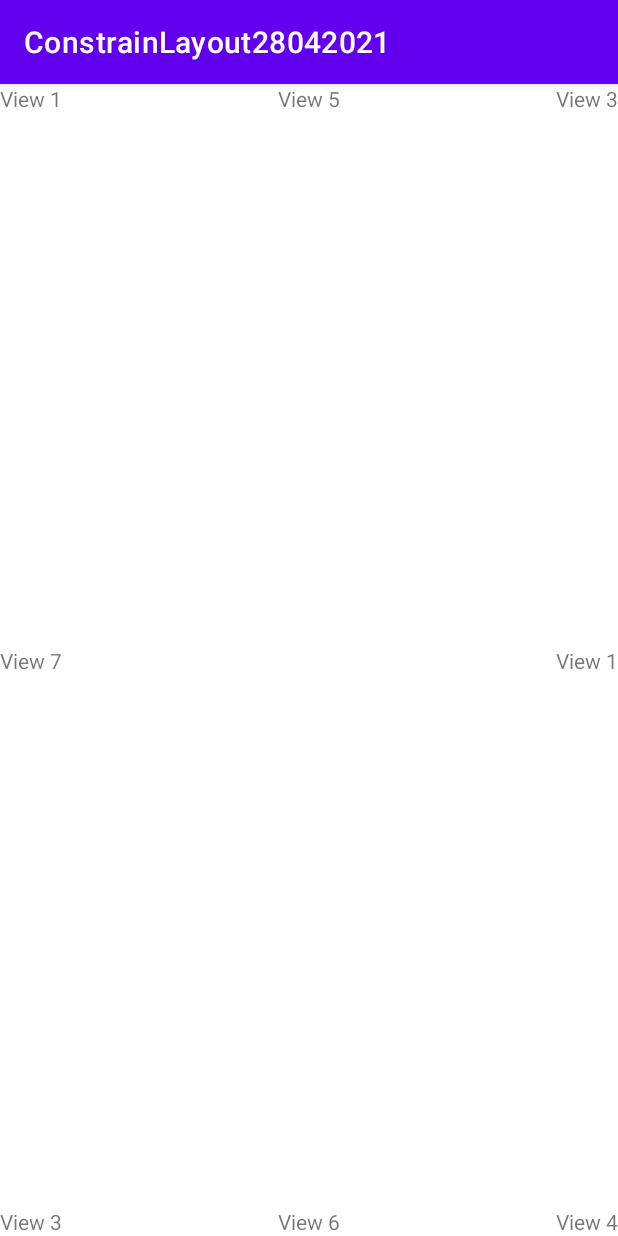
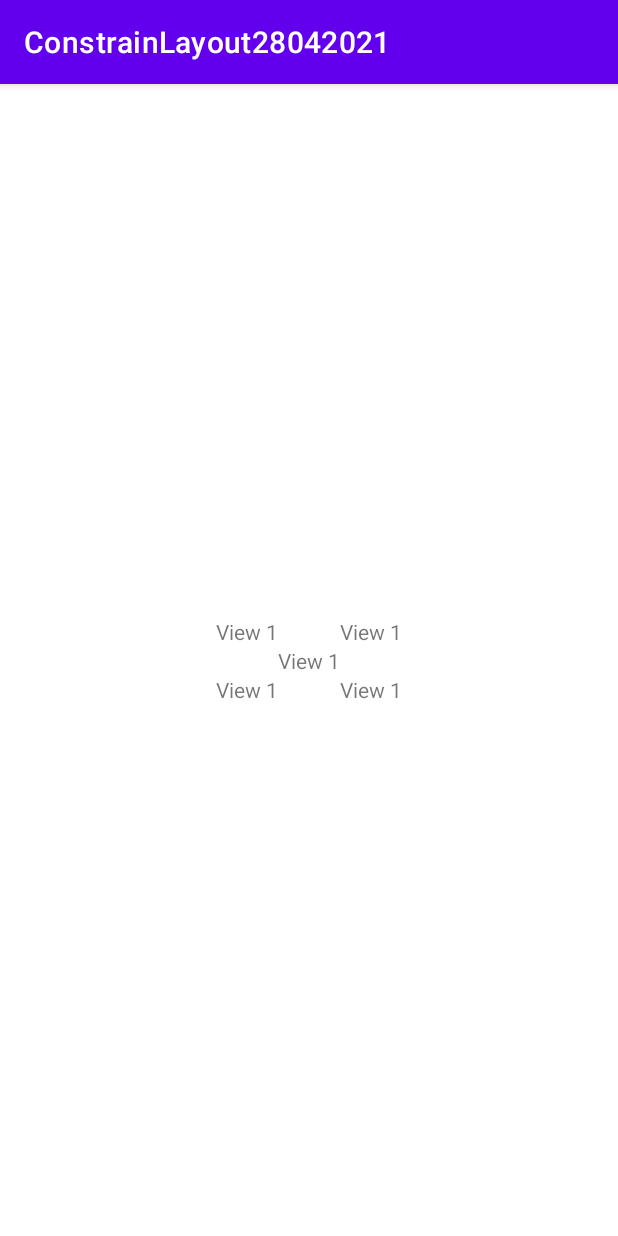
Before and after one commit to seto040491/ConstrainLayout28042021, an Android app: the screen it shows after launch (MainActivity), on a phone screen of 412 x 824 dp. Run offline under Robolectric (Android 15) with nearby library versions, the phone set to English and light mode, and no system bars.

Commit message:
nguoc chieu

```diff
--- a/app/src/main/res/layout/activity_main.xml
+++ b/app/src/main/res/layout/activity_main.xml
@@ -7,54 +7,35 @@
     tools:context=".MainActivity">
 
     <TextView
+        android:id="@+id/textview1"
+        app:layout_constraintRight_toRightOf="parent"
+        app:layout_constraintTop_toTopOf="parent"
+        app:layout_constraintBottom_toBottomOf="parent"
         app:layout_constraintLeft_toLeftOf="parent"
-        app:layout_constraintTop_toTopOf="parent"
         android:layout_width="wrap_content"
         android:layout_height="wrap_content"
         android:text="View 1"/>
     <TextView
-        app:layout_constraintRight_toRightOf="parent"
-        app:layout_constraintTop_toTopOf="parent"
+        app:layout_constraintRight_toLeftOf="@id/textview1"
+        app:layout_constraintBottom_toTopOf="@id/textview1"
         android:layout_width="wrap_content"
         android:layout_height="wrap_content"
-        android:text="View 3"/>
+        android:text="View 1"/>
     <TextView
-        app:layout_constraintLeft_toLeftOf="parent"
-        app:layout_constraintBottom_toBottomOf="parent"
+        app:layout_constraintLeft_toRightOf="@id/textview1"
+        app:layout_constraintBottom_toTopOf="@id/textview1"
         android:layout_width="wrap_content"
         android:layout_height="wrap_content"
-        android:text="View 3"/>
+        android:text="View 1"/>
     <TextView
-        app:layout_constraintRight_toRightOf="parent"
-        app:layout_constraintBottom_toBottomOf="parent"
+        app:layout_constraintRight_toLeftOf="@id/textview1"
+        app:layout_constraintTop_toBottomOf="@id/textview1"
         android:layout_width="wrap_content"
         android:layout_height="wrap_content"
-        android:text="View 4"/>
+        android:text="View 1"/>
     <TextView
-        app:layout_constraintLeft_toLeftOf="parent"
-        app:layout_constraintRight_toRightOf="parent"
-        app:layout_constraintTop_toTopOf="parent"
-        android:layout_width="wrap_content"
-        android:layout_height="wrap_content"
-        android:text="View 5"/>
-    <TextView
-        app:layout_constraintLeft_toLeftOf="parent"
-        app:layout_constraintRight_toRightOf="parent"
-        app:layout_constraintBottom_toBottomOf="parent"
-        android:layout_width="wrap_content"
-        android:layout_height="wrap_content"
-        android:text="View 6"/>
-    <TextView
-        app:layout_constraintLeft_toLeftOf="parent"
-        app:layout_constraintBottom_toBottomOf="parent"
-        app:layout_constraintTop_toTopOf="parent"
-        android:layout_width="wrap_content"
-        android:layout_height="wrap_content"
-        android:text="View 7"/>
-    <TextView
-        app:layout_constraintRight_toRightOf="parent"
-        app:layout_constraintTop_toTopOf="parent"
-        app:layout_constraintBottom_toBottomOf="parent"
+        app:layout_constraintLeft_toRightOf="@id/textview1"
+        app:layout_constraintTop_toBottomOf="@id/textview1"
         android:layout_width="wrap_content"
         android:layout_height="wrap_content"
         android:text="View 1"/>
```
